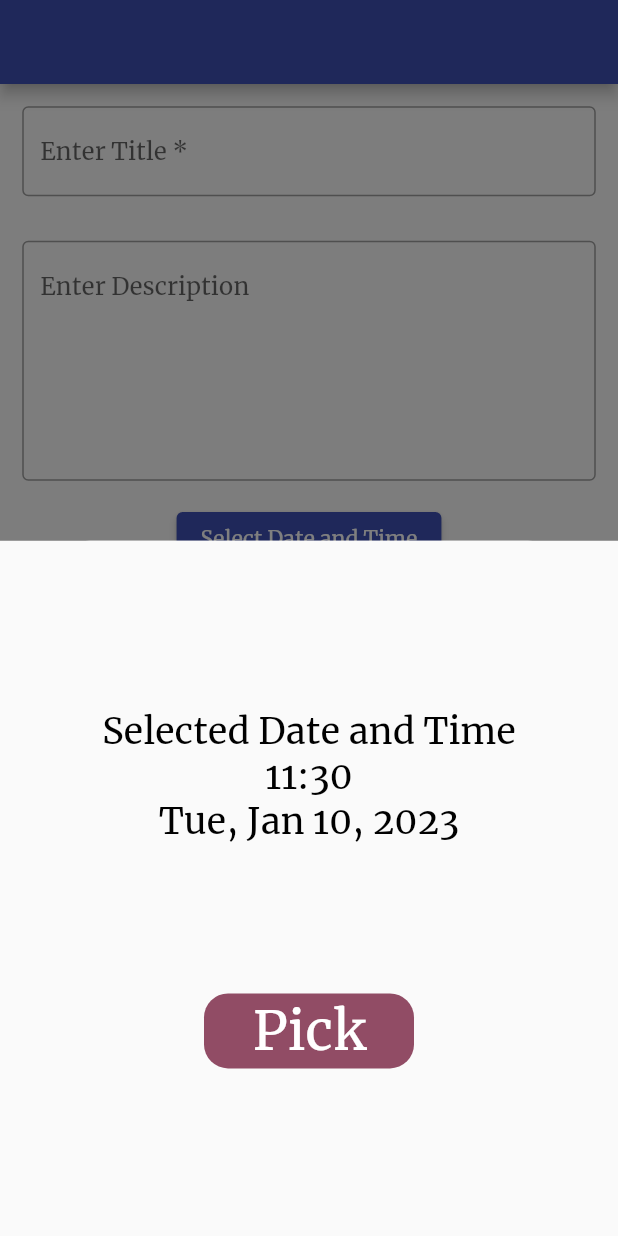
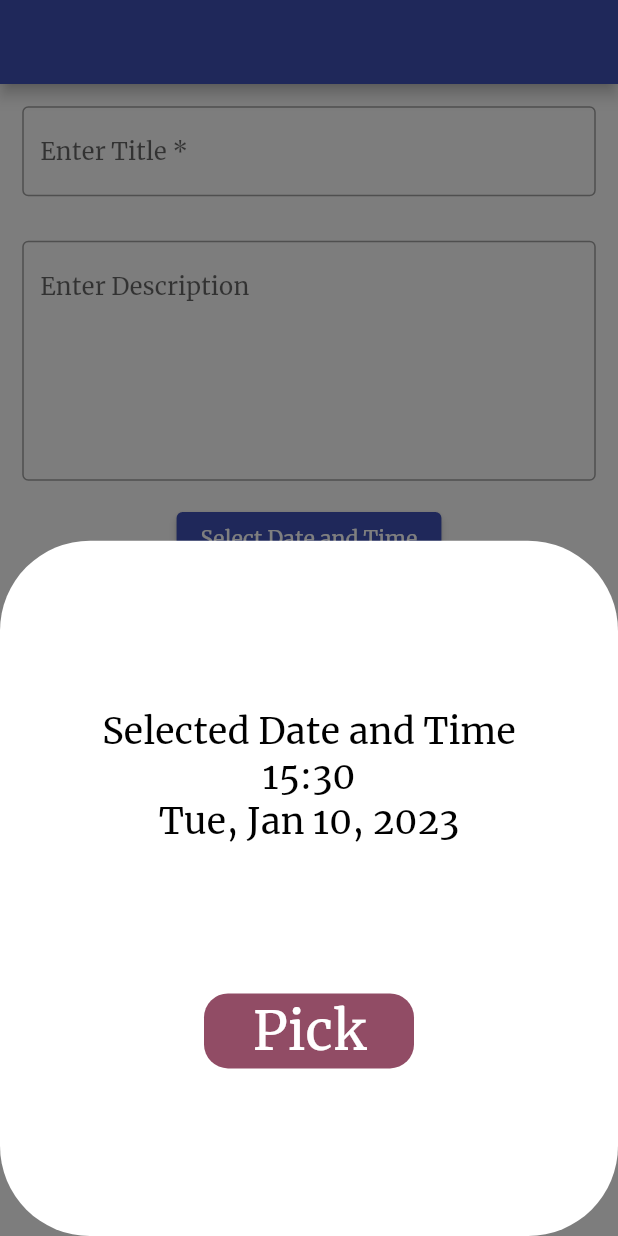
Before and after one commit to resulcay/scheduler, a Flutter app: the CreateEventScreen widget shown alone on an empty page, opened directly, after a tap on "Select Date and Time", on a phone screen of 412 x 824 dp. Run offline on Flutter 3.47's test engine with Material 2 defaults, Android fonts, the phone set to English and light mode, and no system bars; our stand-ins replace flutter_colorpicker, flutter_datetime_picker, flutter_local_notifications, flutter_svg, hive, hive_flutter and 3 more; missing offline and left inert: flutter_cupertino_datetime_picker, rect_getter; accounts and stored records are empty.

Commit message:
picker added

```diff
--- a/lib/components/date_time_selection.dart
+++ b/lib/components/date_time_selection.dart
@@ -31,15 +31,13 @@ class _DateTimeSelectionState extends State<DateTimeSelection> {
 
   @override
   Widget build(BuildContext context) {
-    DateTime eventDate =
-        Provider.of<DateTimeProvider>(context, listen: true).eventDate;
+    DateTime eventDate = Provider.of<DateTimeProvider>(context).eventDate;
 
     String eventTimeAsHourAndMinute = DateFormat.Hm().format(eventDate);
     String eventTimeAsDayMonthYear =
         DateFormat.yMMMEd('en_EN').format(eventDate);
 
-    return Scaffold(
-      body: Center(
+    return Center(
       child: SingleChildScrollView(
         child: Column(
           mainAxisAlignment: MainAxisAlignment.end,
@@ -60,7 +58,7 @@ class _DateTimeSelectionState extends State<DateTimeSelection> {
               borderRadius: BorderRadius.circular(16),
               child: InkWell(
                 onTap: () async {
-                    _selectDateTime(context);
+                  selectDateTime(context);
                 },
                 customBorder: RoundedRectangleBorder(
                   borderRadius: BorderRadius.circular(16),
@@ -88,7 +86,6 @@ class _DateTimeSelectionState extends State<DateTimeSelection> {
           ],
         ),
       ),
-      ),
     );
   }
 
@@ -114,8 +111,8 @@ class _DateTimeSelectionState extends State<DateTimeSelection> {
   }
 }
 
-Future<void> _selectDateTime(BuildContext context) async {
-  await DatePicker.showDateTimePicker(
+selectDateTime(BuildContext context) {
+  DatePicker.showDateTimePicker(
     locale: LocaleType.en,
     context,
     onConfirm: (time) {
--- a/lib/constants/constant_texts.dart
+++ b/lib/constants/constant_texts.dart
@@ -1,5 +1,4 @@
 class ConstantText {
-  static const onboardingText = 'Example text here';
   static const fontName = 'Merriweather';
   static const onboardingBoxName = 'isOnboardingCompleted';
   static const onboardingBoxKeyName = 'localData';
@@ -7,4 +6,6 @@ class ConstantText {
   static const eventBoxKeyName = 'eventBoxKeyName';
   static const themeBoxName = 'themeBoxName';
   static const themeBoxKeyName = 'themeBoxKeyName';
+  static const listTypeBoxName = 'listTypeBoxName';
+  static const listTypeBoxKeyName = 'listTypeBoxKeyName';
 }
--- a/lib/main.dart
+++ b/lib/main.dart
@@ -1,24 +1,23 @@
 import 'dart:io';
 
 import 'package:flutter/material.dart';
-import 'package:flutter/scheduler.dart';
 import 'package:flutter/services.dart';
 import 'package:hive_flutter/hive_flutter.dart';
 import 'package:provider/provider.dart';
 import 'package:provider/single_child_widget.dart';
+import 'package:scheduler/constants/constant_texts.dart';
 import 'package:scheduler/models/event_model.dart';
 import 'package:scheduler/providers/color_provider.dart';
 import 'package:scheduler/providers/event_provider.dart';
 import 'package:scheduler/providers/list_type_provider.dart';
 import 'package:scheduler/providers/theme_provider.dart';
+import 'package:scheduler/services/list_type_service.dart';
 import 'package:scheduler/services/theme_service.dart';
 import 'package:scheduler/view/home_screen.dart';
 import 'package:scheduler/providers/onboarding_step_provider.dart';
 import 'package:scheduler/providers/date_time_provider.dart';
 import 'package:scheduler/view/onboarding_screen.dart';
 import 'package:path_provider/path_provider.dart' as path_provider;
-
-import 'constants/constant_texts.dart';
 
 void main() async {
   WidgetsFlutterBinding.ensureInitialized();
@@ -28,41 +27,49 @@ void main() async {
   Hive.registerAdapter(EventModelAdapter());
   ThemeService().readTheme();
   var onboardingBox = await Hive.openBox(ConstantText.onboardingBoxName);
-
-  ///
-  /// Convert next line to isNotEmpty!!!!!!!!!!!!!!!!!!!!
-  ///
   bool isOnboardingDone = onboardingBox.values.isNotEmpty;
-
   _lockDeviceUpAndLaunch(isOnboardingDone);
 }
 
 class MyApp extends StatelessWidget {
   final bool isOnboardingDone;
-  const MyApp({super.key, required this.isOnboardingDone});
+
+  const MyApp({
+    super.key,
+    required this.isOnboardingDone,
+  });
 
   @override
-  @override
-  Widget build(BuildContext context) => MultiProvider(
+  Widget build(BuildContext context) {
+    return MultiProvider(
         providers: _providers,
-        child: MaterialApp(
+        child: Consumer<ThemeService>(
+          builder: (_, themeService, __) {
+            return MaterialApp(
               debugShowCheckedModeBanner: false,
               title: 'Scheduler',
               theme: ThemeData(
+                brightness:
+                    themeService.isDark ? Brightness.dark : Brightness.light,
                 primarySwatch: Colors.indigo,
                 fontFamily: ConstantText.fontName,
               ),
-          home:
-              isOnboardingDone ? const HomeScreen() : const OnboardingScreen(),
+              home: isOnboardingDone
+                  ? const HomeScreen()
+                  : const OnboardingScreen(),
               routes: {
                 'main': (context) => const HomeScreen(),
               },
-        ),
             );
+          },
+        ));
+  }
 }
 
 _lockDeviceUpAndLaunch(bool value) {
-  // Lock device to vertical orientation.
+  ///
+  /// Lock device to vertical orientation.
+  ///
   SystemChrome.setPreferredOrientations(
       [DeviceOrientation.portraitUp, DeviceOrientation.portraitDown]).then(
     (_) => runApp(
@@ -78,6 +85,7 @@ List<SingleChildWidget> _providers = [
   ChangeNotifierProvider(create: (_) => DateTimeProvider()),
   ChangeNotifierProvider(create: (_) => ColorProvider()),
   ChangeNotifierProvider(create: (_) => EventProvider()),
+  ChangeNotifierProvider(create: (_) => ListTypeService()),
   ChangeNotifierProvider(create: (_) => ListTypeProvider()),
   ChangeNotifierProvider(create: (_) => ThemeProvider()),
   ChangeNotifierProvider(create: (_) => ThemeService()),
--- a/lib/providers/date_time_provider.dart
+++ b/lib/providers/date_time_provider.dart
@@ -1,7 +1,7 @@
 import 'package:flutter/material.dart';
 
 class DateTimeProvider with ChangeNotifier {
-  DateTime eventDate = DateTime.now().add(const Duration(hours: 1));
+  DateTime eventDate = DateTime.now().add(const Duration(hours: 5));
   changeTimeRange(DateTime incomingEventTime) {
     eventDate = incomingEventTime;
     notifyListeners();
--- a/lib/providers/list_type_provider.dart
+++ b/lib/providers/list_type_provider.dart
@@ -2,9 +2,4 @@ import 'package:flutter/material.dart';
 
 class ListTypeProvider extends ChangeNotifier {
   bool switchValue = true;
-
-  changeSwitch(bool value) {
-    switchValue = value;
-    notifyListeners();
-  }
 }
--- a/lib/view/create_event_screen.dart
+++ b/lib/view/create_event_screen.dart
@@ -1,8 +1,6 @@
 import 'package:flutter/material.dart';
-import 'package:flutter_svg/flutter_svg.dart';
 import 'package:quickalert/quickalert.dart';
 import 'package:scheduler/components/decorated_text_field.dart';
-import 'package:scheduler/constants/constant_colors.dart';
 import 'package:scheduler/extensions/padding_extension.dart';
 import 'package:scheduler/view_model/create_event_view_model.dart';
 
@@ -50,8 +48,17 @@ class _CreateEventScreenState extends CreateEventViewModel {
                 ),
               ),
               ElevatedButton(
+                  // onPressed: () async {
+                  //   await Future.delayed(Duration.zero, () {
+                  //     Navigator.of(context).pushAndRemoveUntil(
+                  //         MaterialPageRoute(
+                  //           builder: (context) => const DateTimeSelection(),
+                  //         ),
+                  //         (route) => false);
+                  //   });
+                  // },
                   onPressed: () {
-                    pickDateTime(context);
+                    showCustomModalBottomSheet(context);
                   },
                   child: const Text('Select Date and Time')),
               Row(
--- a/lib/view_model/create_event_view_model.dart
+++ b/lib/view_model/create_event_view_model.dart
@@ -24,13 +24,12 @@ abstract class CreateEventViewModel extends State<CreateEventScreen> {
     titleTextController = TextEditingController();
     descTextController = TextEditingController();
     eventService = EventService();
-
     super.initState();
   }
 
   @override
   void didChangeDependencies() {
-    pickerColor = Provider.of<ColorProvider>(context, listen: true).color;
+    pickerColor = Provider.of<ColorProvider>(context).color;
     super.didChangeDependencies();
   }
 
@@ -91,6 +90,22 @@ abstract class CreateEventViewModel extends State<CreateEventScreen> {
     );
   }
 
+  Future<dynamic> showCustomModalBottomSheet(BuildContext context) {
+    return showModalBottomSheet(
+      barrierColor: Colors.black12.withOpacity(.5),
+      backgroundColor: ConstantColor.pureWhite,
+      constraints: BoxConstraints(
+        minHeight: 100,
+        maxHeight: context.height * .95,
+      ),
+      shape: RoundedRectangleBorder(
+        borderRadius: BorderRadius.circular(60),
+      ),
+      context: context,
+      builder: (context) => const DateTimeSelection(),
+    );
+  }
+
   saveEvent(dynamic pickerColor) {
     try {
       FocusManager.instance.primaryFocus?.unfocus();
@@ -122,20 +137,4 @@ abstract class CreateEventViewModel extends State<CreateEventScreen> {
           text: 'Unexpected Error Occurred!');
     }
   }
-
-  Future<dynamic> pickDateTime(BuildContext context) {
-    return showModalBottomSheet(
-      barrierColor: Colors.black12.withOpacity(.5),
-      backgroundColor: ConstantColor.pureWhite,
-      constraints: BoxConstraints(
-        minHeight: 100,
-        maxHeight: context.height * .95,
-      ),
-      shape: RoundedRectangleBorder(
-        borderRadius: BorderRadius.circular(60),
-      ),
-      context: context,
-      builder: (context) => const DateTimeSelection(),
-    );
-  }
 }
--- a/pubspec.yaml
+++ b/pubspec.yaml
@@ -44,6 +44,8 @@ dependencies:
   flutter_colorpicker: ^1.0.3
   stacked_card_carousel: ^0.0.4
   flutter_svg: ^1.1.6
+  rect_getter: ^1.1.0
+  flutter_cupertino_datetime_picker: ^3.0.0
 
 
   # The following adds the Cupertino Icons font to your application.
```
Also changed, not shown: lib/components/custom_drawer.dart (+13 -15 lines), lib/services/list_type_service.dart (added, +19 -0 lines), lib/view/home_screen.dart (+45 -36 lines), lib/view_model/home_view_model.dart (+59 -3 lines), pubspec.lock. Lines whose indentation alone changed are shown as unchanged.
